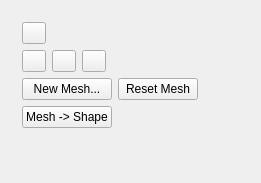
scribusproject/scribus, file scribus/ui/gradientvectorbase.ui: the form before one commit.
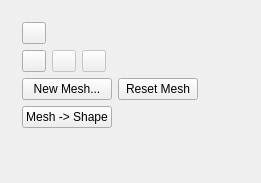
The form after the commit. The open tabs and pages were chosen to show the change. Custom widgets are drawn as their Qt base class.

Commit message: Mesh Gradient Editor: enabled the Buttons for Control-Point editing.

Patch:
```diff
--- a/scribus/ui/gradientvectorbase.ui
+++ b/scribus/ui/gradientvectorbase.ui
@@ -10,7 +10,7 @@
     <x>0</x>
     <y>0</y>
     <width>248</width>
-    <height>179</height>
+    <height>163</height>
    </rect>
   </property>
   <property name="minimumSize">
@@ -632,6 +632,9 @@
            </item>
            <item row="1" column="1">
             <widget class="QToolButton" name="resetControlPoint">
+             <property name="enabled">
+              <bool>false</bool>
+             </property>
              <property name="minimumSize">
               <size>
                <width>22</width>
@@ -654,6 +657,9 @@
            </item>
            <item row="1" column="2">
             <widget class="QToolButton" name="resetAllControlPoints">
+             <property name="enabled">
+              <bool>false</bool>
+             </property>
              <property name="minimumSize">
               <size>
                <width>22</width>
```
The commit also changes 6 other files.
